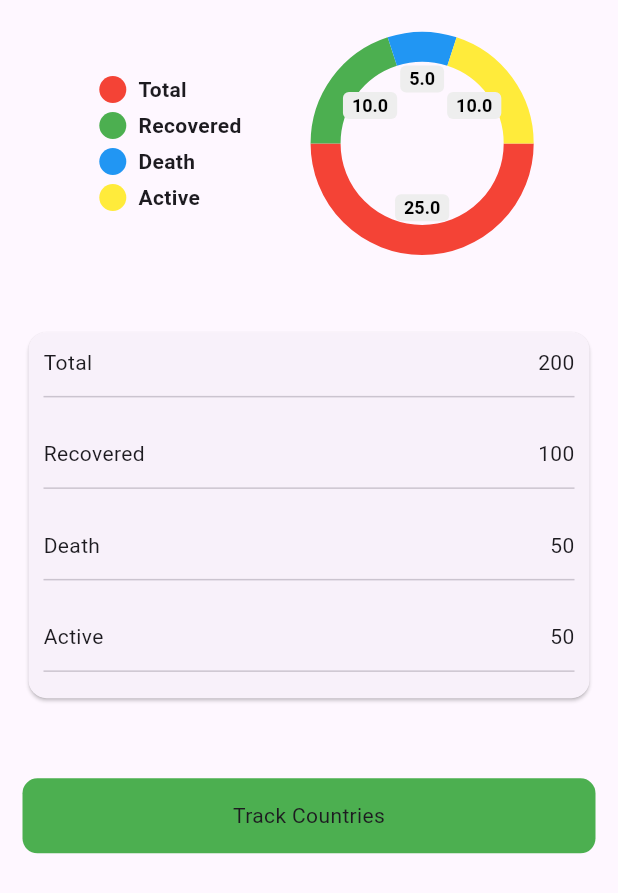
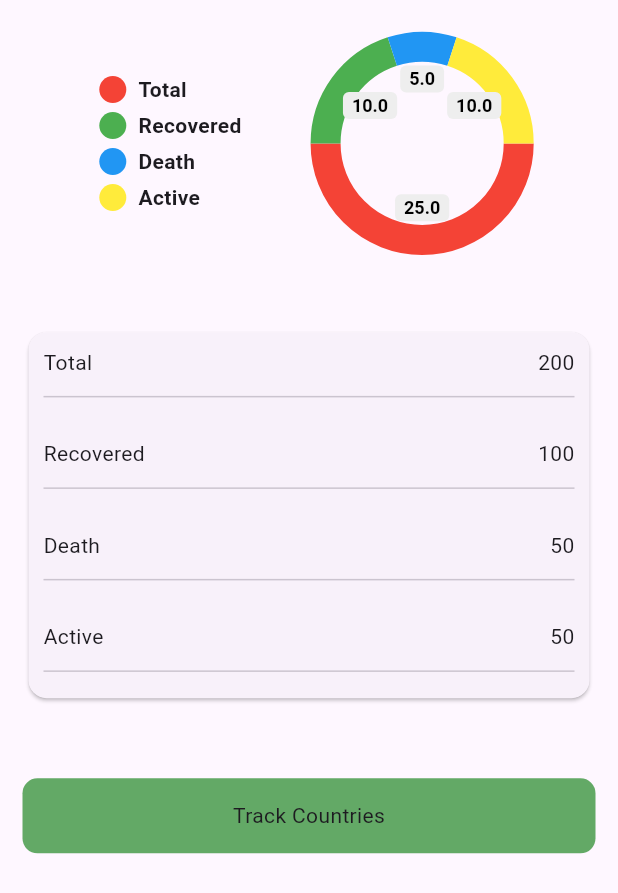
Before and after one commit to HajatAli777/coviedapp, a Flutter app: the screen it shows after launch, on a phone screen of 412 x 824 dp. Shown: the top 893 px of the screen. Run offline on Flutter 3.47's test engine with Material 3 defaults, Android fonts, the phone set to English and light mode, and no system bars; drawn by our look-alikes of pie_chart.

Commit message:
change colour

```diff
--- a/lib/views/worlds_states.dart
+++ b/lib/views/worlds_states.dart
@@ -80,7 +80,7 @@ class _WorldsStatesState extends State<WorldsStates> with TickerProviderStateMix
             Container(
               height: 50,
               decoration: BoxDecoration(
-                color: Colors.green,
+                color: const Color.fromARGB(255, 99, 169, 102),
                 borderRadius: BorderRadius.circular(10),
               ),
               child: Center(
```
